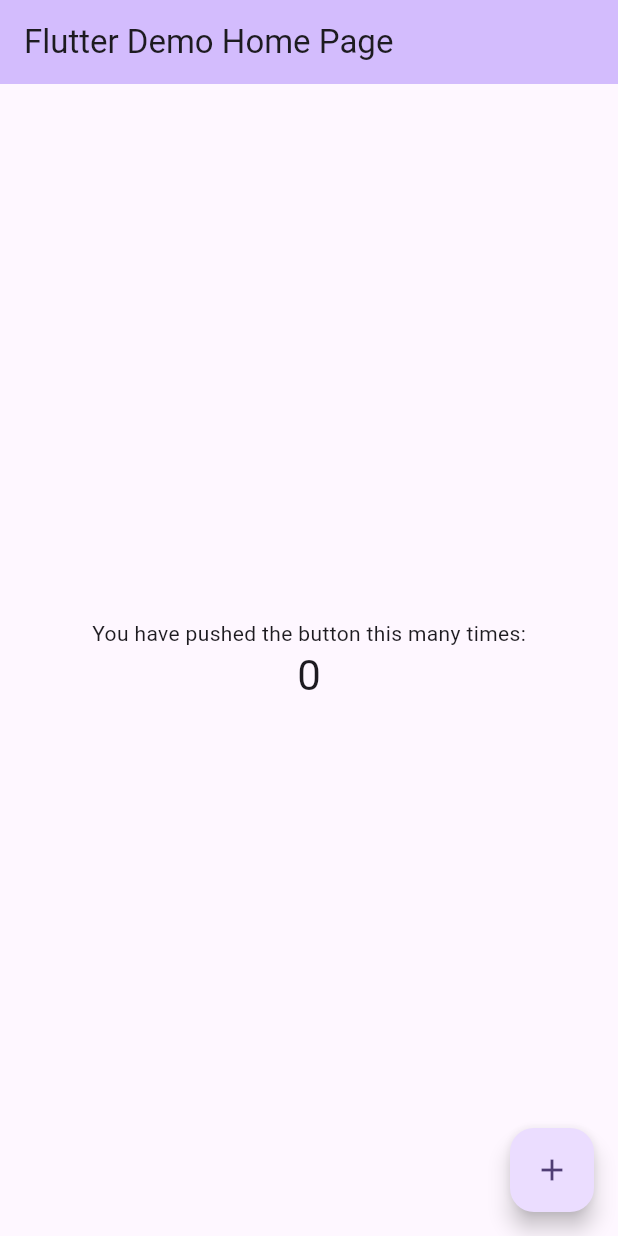
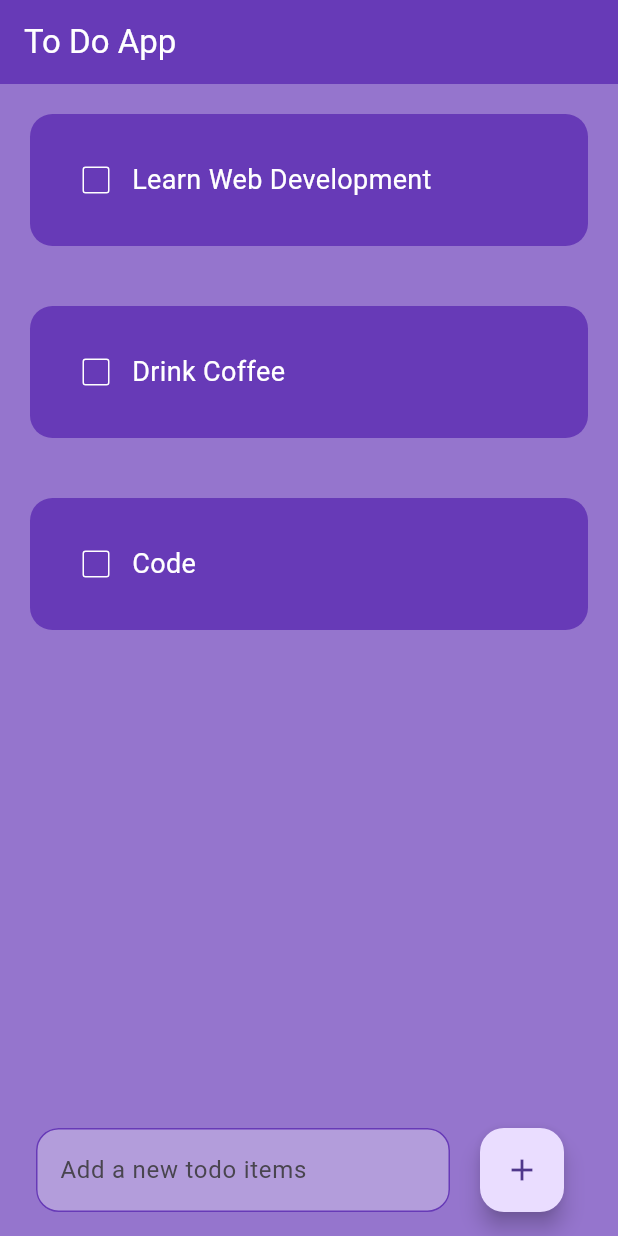
Before and after one commit to tharini99/flutter-todo-app, a Flutter app: the screen it shows after launch, on a phone screen of 412 x 824 dp. Run offline on Flutter 3.47's test engine with Material 3 defaults, Android fonts, the phone set to English and light mode, and no system bars; drawn by our look-alikes of flutter_slidable.

Commit message:
Created simple to do app

```diff
--- a/lib/main.dart
+++ b/lib/main.dart
@@ -1,4 +1,5 @@
 import 'package:flutter/material.dart';
+import 'package:flutter_todo_app/pages/home_page.dart';
 
 void main() {
   runApp(const MyApp());
@@ -7,119 +8,11 @@ void main() {
 class MyApp extends StatelessWidget {
   const MyApp({super.key});
 
-  // This widget is the root of your application.
   @override
   Widget build(BuildContext context) {
     return MaterialApp(
-      title: 'Flutter Demo',
-      theme: ThemeData(
-        // This is the theme of your application.
-        //
-        // TRY THIS: Try running your application with "flutter run". You'll see
-        // the application has a purple toolbar. Then, without quitting the app,
-        // try changing the seedColor in the colorScheme below to Colors.green
-        // and then invoke "hot reload" (save your changes or press the "hot
-        // reload" button in a Flutter-supported IDE, or press "r" if you used
-        // the command line to start the app).
-        //
-        // Notice that the counter didn't reset back to zero; the application
-        // state is not lost during the reload. To reset the state, use hot
-        // restart instead.
-        //
-        // This works for code too, not just values: Most code changes can be
-        // tested with just a hot reload.
-        colorScheme: ColorScheme.fromSeed(seedColor: Colors.deepPurple),
-        useMaterial3: true,
-      ),
-      home: const MyHomePage(title: 'Flutter Demo Home Page'),
+      debugShowCheckedModeBanner: false,
+      home: HomePage(),
     );
   }
 }
-
-class MyHomePage extends StatefulWidget {
-  const MyHomePage({super.key, required this.title});
-
-  // This widget is the home page of your application. It is stateful, meaning
-  // that it has a State object (defined below) that contains fields that affect
-  // how it looks.
-
-  // This class is the configuration for the state. It holds the values (in this
-  // case the title) provided by the parent (in this case the App widget) and
-  // used by the build method of the State. Fields in a Widget subclass are
-  // always marked "final".
-
-  final String title;
-
-  @override
-  State<MyHomePage> createState() => _MyHomePageState();
-}
-
-class _MyHomePageState extends State<MyHomePage> {
-  int _counter = 0;
-
-  void _incrementCounter() {
-    setState(() {
-      // This call to setState tells the Flutter framework that something has
-      // changed in this State, which causes it to rerun the build method below
-      // so that the display can reflect the updated values. If we changed
-      // _counter without calling setState(), then the build method would not be
-      // called again, and so nothing would appear to happen.
-      _counter++;
-    });
-  }
-
-  @override
-  Widget build(BuildContext context) {
-    // This method is rerun every time setState is called, for instance as done
-    // by the _incrementCounter method above.
-    //
-    // The Flutter framework has been optimized to make rerunning build methods
-    // fast, so that you can just rebuild anything that needs updating rather
-    // than having to individually change instances of widgets.
-    return Scaffold(
-      appBar: AppBar(
-        // TRY THIS: Try changing the color here to a specific color (to
-        // Colors.amber, perhaps?) and trigger a hot reload to see the AppBar
-        // change color while the other colors stay the same.
-        backgroundColor: Theme.of(context).colorScheme.inversePrimary,
-        // Here we take the value from the MyHomePage object that was created by
-        // the App.build method, and use it to set our appbar title.
-        title: Text(widget.title),
-      ),
-      body: Center(
-        // Center is a layout widget. It takes a single child and positions it
-        // in the middle of the parent.
-        child: Column(
-          // Column is also a layout widget. It takes a list of children and
-          // arranges them vertically. By default, it sizes itself to fit its
-          // children horizontally, and tries to be as tall as its parent.
-          //
-          // Column has various properties to control how it sizes itself and
-          // how it positions its children. Here we use mainAxisAlignment to
-          // center the children vertically; the main axis here is the vertical
-          // axis because Columns are vertical (the cross axis would be
-          // horizontal).
-          //
-          // TRY THIS: Invoke "debug painting" (choose the "Toggle Debug Paint"
-          // action in the IDE, or press "p" in the console), to see the
-          // wireframe for each widget.
-          mainAxisAlignment: MainAxisAlignment.center,
-          children: <Widget>[
-            const Text(
-              'You have pushed the button this many times:',
-            ),
-            Text(
-              '$_counter',
-              style: Theme.of(context).textTheme.headlineMedium,
-            ),
-          ],
-        ),
-      ),
-      floatingActionButton: FloatingActionButton(
-        onPressed: _incrementCounter,
-        tooltip: 'Increment',
-        child: const Icon(Icons.add),
-      ), // This trailing comma makes auto-formatting nicer for build methods.
-    );
-  }
-}
--- /dev/null
+++ b/lib/pages/home_page.dart
@@ -0,0 +1,90 @@
+import 'package:flutter/material.dart';
+import 'package:flutter_todo_app/utils/todo_list.dart';
+
+class HomePage extends StatefulWidget {
+  const HomePage({super.key});
+
+  @override
+  State<HomePage> createState() => _HomePageState();
+}
+
+class _HomePageState extends State<HomePage> {
+  final _controller = TextEditingController();
+  final List toDoList = [
+    ['Learn Web Development', false],
+    ['Drink Coffee', false],
+    ['Code', false],
+  ];
+
+  void checkBoxChanged(int index) {
+    setState(() {
+      toDoList[index][1] = !toDoList[index][1];
+    });
+  }
+
+  void saveNewTask(){
+    setState(() {
+      toDoList.add([ _controller.text, false ]);
+      _controller.clear();
+    });
+  }
+
+  void deleteTask(int index){
+    setState(() {
+      toDoList.removeAt(index);
+    });
+  }
+
+  @override
+  Widget build(BuildContext context) {
+    return Scaffold(
+      backgroundColor: Colors.deepPurple.shade300,
+      appBar: AppBar(
+        title: const Text('To Do App'),
+        backgroundColor: Colors.deepPurple,
+        foregroundColor: Colors.white,
+      ),
+      body: ListView.builder(
+        itemCount: toDoList.length,
+        itemBuilder: (BuildContext context, int index) {
+          return ToDoList(
+            taskName: toDoList[index][0],
+            taskCompleted: toDoList[index][1],
+            onChanged: (value) => checkBoxChanged(index),
+            deleteFunction: (context) => deleteTask(index),
+          );
+        },
+      ),
+      floatingActionButton: Padding(
+        padding: const EdgeInsets.symmetric(horizontal: 20),
+        child: Row(
+          children: [
+            Expanded(child: Padding(
+              padding: const EdgeInsets.symmetric(horizontal: 20),
+              child: TextField(
+                controller: _controller,
+                decoration: InputDecoration(
+                  hintText: 'Add a new todo items',
+                  filled: true,
+                  fillColor: Colors.deepPurple.shade200,
+                  enabledBorder: OutlineInputBorder(
+                    borderSide: const BorderSide(color: Colors.deepPurple),
+                    borderRadius: BorderRadius.circular(15)
+                  ),
+                  focusedBorder: OutlineInputBorder(
+                    borderSide: const BorderSide(color: Colors.deepPurple),
+                    borderRadius: BorderRadius.circular(15)
+                  ),
+                ),
+              ),
+            )),
+            FloatingActionButton(
+              onPressed: saveNewTask,
+              child: const Icon(Icons.add),
+            ),
+          ],
+        ),
+      ),
+    );
+  }
+}
--- /dev/null
+++ b/lib/utils/todo_list.dart
@@ -0,0 +1,70 @@
+import 'package:flutter/material.dart';
+import 'package:flutter_slidable/flutter_slidable.dart';
+
+class ToDoList extends StatelessWidget {
+  const ToDoList({
+    super.key,
+    required this.taskName,
+    required this.taskCompleted,
+    required this.onChanged,
+    this.deleteFunction,
+  });
+
+  final String taskName;
+  final bool taskCompleted;
+  final Function(bool?)? onChanged;
+  final Function(BuildContext)? deleteFunction;
+
+  @override
+  Widget build(BuildContext context) {
+    return Padding(
+      padding: const EdgeInsets.all(20),
+      child: Slidable(
+        endActionPane: ActionPane(motion: StretchMotion(), children: [
+          SlidableAction(
+            onPressed: deleteFunction,
+            icon: Icons.delete,
+            borderRadius: BorderRadius.circular(15),
+          ),
+        ]),
+        child: Container(
+          padding: const EdgeInsets.only(
+            top: 20,
+            right: 20,
+            left: 20,
+            bottom: 20,
+          ),
+          decoration: BoxDecoration(
+            color: Colors.deepPurple,
+            borderRadius: BorderRadius.circular(15),
+          ),
+          child: Row(
+            children: [
+              Checkbox(
+                value: taskCompleted,
+                onChanged: onChanged,
+                checkColor: Colors.black,
+                activeColor: Colors.white,
+                side: const BorderSide(
+                  color: Colors.white,
+                ),
+              ),
+              Text(
+                taskName,
+                style: TextStyle(
+                  color: Colors.white,
+                  fontSize: 18,
+                  decoration: taskCompleted
+                      ? TextDecoration.lineThrough
+                      : TextDecoration.none,
+                  decorationColor: Colors.white,
+                  decorationThickness: 2,
+                ),
+              ),
+            ],
+          ),
+        ),
+      ),
+    );
+  }
+}
--- a/pubspec.yaml
+++ b/pubspec.yaml
@@ -35,6 +35,7 @@ dependencies:
   # The following adds the Cupertino Icons font to your application.
   # Use with the CupertinoIcons class for iOS style icons.
   cupertino_icons: ^1.0.8
+  flutter_slidable: ^3.1.0
 
 dev_dependencies:
   flutter_test:
```
Also changed, not shown: lib/components/todo_home_page.dart (added, +93 -0 lines), pubspec.lock, 7 other files.
